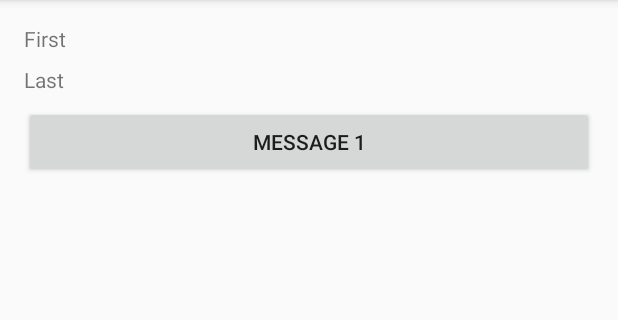
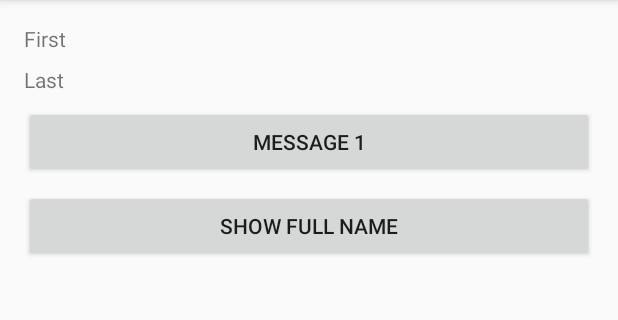
Before and after one commit to sourcecode121/data-binding, an Android app: the screen it shows after launch (MainActivity), on a phone screen of 412 x 824 dp, the part 84-404 px from its top. Run offline under Robolectric (Android 15) with nearby library versions, the phone set to English and light mode, and no system bars; our stand-ins replace data binding.

Commit message:
Adding listener binding event handler

```diff
--- a/app/src/main/java/com/example/databinding/Handlers.java
+++ b/app/src/main/java/com/example/databinding/Handlers.java
@@ -24,4 +24,9 @@ public class Handlers {
     public void onClickMessage1(View view) {
         Toast.makeText(context, "Message 1", Toast.LENGTH_SHORT).show();
     }
+
+    // Listener binding event handler
+    public void onClickShowFullName(User user) {
+        Toast.makeText(context, user.getFirstName() + " " + user.getLastName(), Toast.LENGTH_SHORT).show();
+    }
 }
--- a/app/src/main/res/layout/activity_main.xml
+++ b/app/src/main/res/layout/activity_main.xml
@@ -39,5 +39,12 @@
             android:layout_marginTop="8dp"
             android:text="Message 1"
             android:onClick="@{handlers::onClickMessage1}"/>
+
+        <Button
+            android:layout_width="match_parent"
+            android:layout_height="wrap_content"
+            android:layout_marginTop="8dp"
+            android:text="Show full name"
+            android:onClick="@{() -> handlers.onClickShowFullName(user)}"/>
     </LinearLayout>
 </layout>
```
